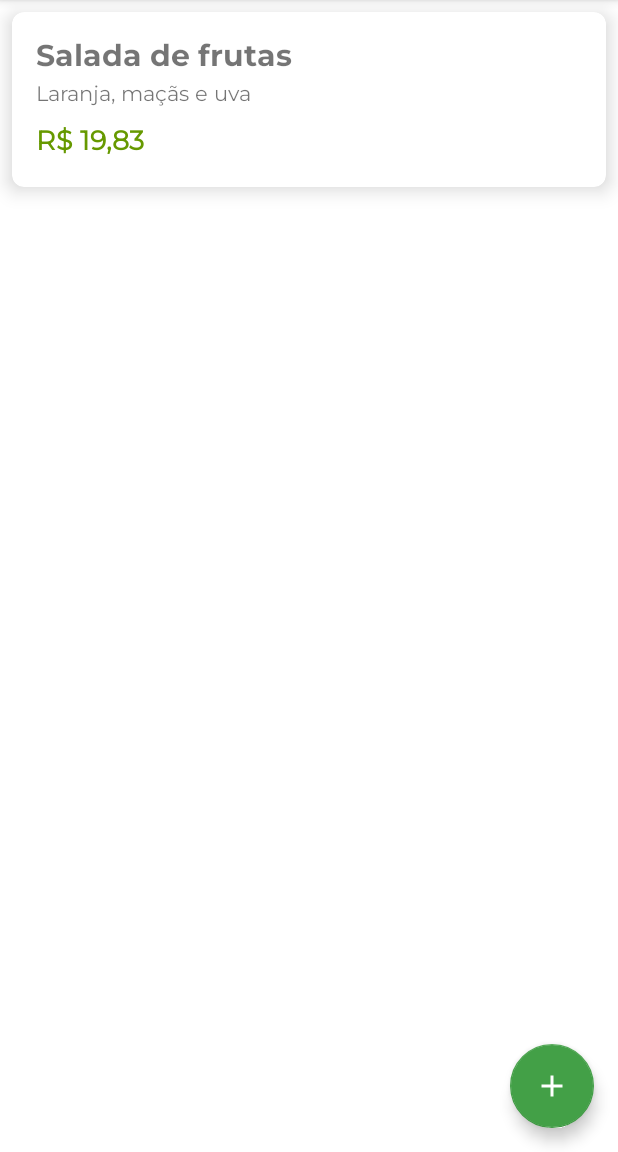
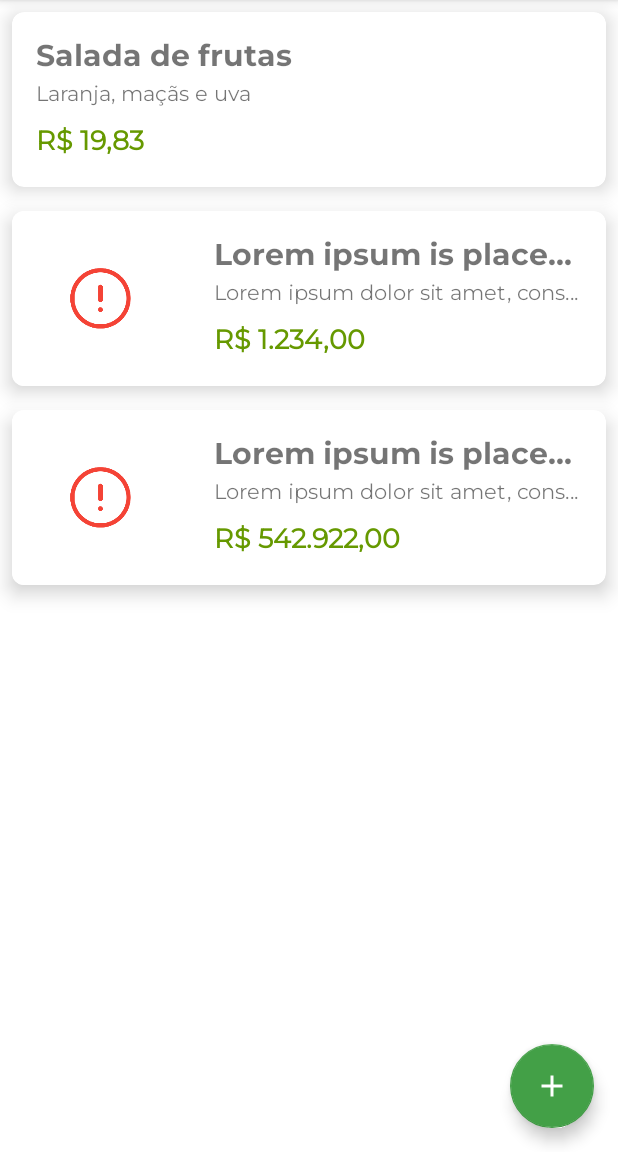
Before and after one commit to alura-cursos/android-com-kotlin-personalizando-ui, an Android app: the screen it shows after launch (ListaProdutosActivity), on a phone screen of 412 x 824 dp, the part 84-1236 px from its top. Run offline under Robolectric (Android 15) with nearby library versions, the phone set to English and light mode, and no system bars.

```diff
--- a/app/build.gradle
+++ b/app/build.gradle
@@ -1,6 +1,8 @@
 plugins {
     id 'com.android.application'
     id 'kotlin-android'
+    // adição do plugin parcelize
+    id 'kotlin-parcelize'
 }
 
 android {
--- a/app/src/main/AndroidManifest.xml
+++ b/app/src/main/AndroidManifest.xml
@@ -11,6 +11,10 @@
         android:roundIcon="@mipmap/ic_launcher_round"
         android:supportsRtl="true"
         android:theme="@style/Theme.Orgs">
+        <!-- personalização de tema na Activity -->
+        <activity
+            android:name=".ui.activity.DetalhesProdutoActivity"
+            android:theme="@style/Theme.Orgs.NoActionBar" />
         <activity android:name=".ui.activity.FormularioProdutoActivity" />
         <activity android:name=".ui.activity.ListaProdutosActivity">
             <intent-filter>
--- a/app/src/main/java/br/com/alura/orgs/dao/ProdutosDao.kt
+++ b/app/src/main/java/br/com/alura/orgs/dao/ProdutosDao.kt
@@ -15,11 +15,25 @@ class ProdutosDao {
 
     companion object {
         private val produtos = mutableListOf<Produto>(
+            // adição de produtos padrões para teste de cenários diferentes
             Produto(
                 nome = "Salada de frutas",
                 descricao = "Laranja, maçãs e uva",
                 valor = BigDecimal("19.83")
-            )
+            ),
+            Produto(
+                nome = "Lorem ipsum is placeholder text commonly used in the graphic, print, and publishing industries for previewing layouts and visual mockups.",
+                descricao = "Lorem ipsum dolor sit amet, consectetur adipiscing elit, sed do eiusmod tempor incididunt ut labore et dolore magna aliqua. Ut enim ad minim veniam, quis nostrud exercitation ullamco laboris nisi ut aliquip ex ea commodo consequat. Duis aute irure dolor in reprehenderit in voluptate velit esse cillum dolore eu fugiat nulla pariatur. Excepteur sint occaecat cupidatat non proident, sunt in culpa qui officia deserunt mollit anim id est laborum.",
+                valor = BigDecimal("1234"),
+                imagem = "invalida"
+            ),
+            Produto(
+                nome = "Lorem ipsum is placeholder text commonly used in the graphic, print, and publishing industries for previewing layouts and visual mockups.",
+                descricao = "Lorem ipsum dolor sit amet, consectetur adipiscing elit, sed do eiusmod tempor incididunt ut labore et dolore magna aliqua. Donec ultrices tincidunt arcu non sodales neque. Pulvinar elementum integer enim neque volutpat ac. Vitae tempus quam pellentesque nec nam. Habitant morbi tristique senectus et netus et malesuada. Semper quis lectus nulla at. Sed enim ut sem viverra. Sed lectus vestibulum mattis ullamcorper velit sed ullamcorper morbi tincidunt. Faucibus vitae aliquet nec ullamcorper sit amet risus nullam. Rhoncus urna neque viverra justo nec ultrices dui. Amet massa vitae tortor condimentum lacinia quis vel eros donec. Diam quis enim lobortis scelerisque fermentum dui faucibus in ornare. Eget velit aliquet sagittis id consectetur. Neque vitae tempus quam pellentesque nec nam aliquam. Scelerisque fermentum dui faucibus in ornare quam viverra. Pellentesque dignissim enim sit amet venenatis urna cursus eget nunc. Mattis nunc sed blandit libero volutpat sed cras ornare arcu. Est ante in nibh mauris. Morbi enim nunc faucibus a. Ut faucibus pulvinar elementum integer enim.",
+                valor = BigDecimal("542922"),
+                imagem = "https://images.pexels.com/photos/46174/strawberries-berries-fruit-freshness-46174.jpeg"
+            ),
+
         )
     }
 
--- /dev/null
+++ b/app/src/main/java/br/com/alura/orgs/extensions/BigDecimalExtensions.kt
@@ -0,0 +1,12 @@
+package br.com.alura.orgs.extensions
+
+import java.math.BigDecimal
+import java.text.NumberFormat
+import java.util.*
+
+// função de extensão para reutilizar o código de formatação em diferentes pontos do código
+fun BigDecimal.formataParaMoedaBrasileira(): String {
+    val formatador: NumberFormat = NumberFormat
+        .getCurrencyInstance(Locale("pt", "br"))
+    return formatador.format(this)
+}
--- a/app/src/main/java/br/com/alura/orgs/extensions/ImageViewExtensions.kt
+++ b/app/src/main/java/br/com/alura/orgs/extensions/ImageViewExtensions.kt
@@ -1,12 +1,18 @@
 package br.com.alura.orgs.extensions
 
 import android.widget.ImageView
+import br.com.alura.orgs.R
 import coil.load
 
-fun ImageView.tentaCarregarImagem(url: String? = null){
+fun ImageView.tentaCarregarImagem(
+    url: String? = null,
+    // transformação de parâmetro com valor padrão para possibilitar a alteração do fallback
+    // essa mesma técnica pode ser utilizada para o error e placeholder também
+    fallback: Int = R.drawable.imagem_padrao
+){
     load(url) {
-        fallback(br.com.alura.orgs.R.drawable.erro)
-        error(br.com.alura.orgs.R.drawable.erro)
-        placeholder(br.com.alura.orgs.R.drawable.placeholder)
+        fallback(fallback)
+        error(R.drawable.erro)
+        placeholder(R.drawable.placeholder)
     }
 }
--- a/app/src/main/java/br/com/alura/orgs/model/Produto.kt
+++ b/app/src/main/java/br/com/alura/orgs/model/Produto.kt
@@ -1,10 +1,14 @@
 package br.com.alura.orgs.model
 
+import android.os.Parcelable
+import kotlinx.parcelize.Parcelize
 import java.math.BigDecimal
 
+// implementação do Parcelable com o plugin parcelize
+@Parcelize
 data class Produto(
         val nome: String,
         val descricao: String,
         val valor: BigDecimal,
         val imagem: String? = null
-)
+) : Parcelable
--- /dev/null
+++ b/app/src/main/java/br/com/alura/orgs/ui/activity/ConstantesActivities.kt
@@ -0,0 +1,4 @@
+package br.com.alura.orgs.ui.activity
+
+// constante para reutilizar a mesma chave ao enviar dados entre Activities
+const val CHAVE_PRODUTO = "produto"
--- a/app/src/main/java/br/com/alura/orgs/ui/activity/FormularioProdutoActivity.kt
+++ b/app/src/main/java/br/com/alura/orgs/ui/activity/FormularioProdutoActivity.kt
@@ -1,16 +1,12 @@
 package br.com.alura.orgs.ui.activity
 
 import android.os.Bundle
-import androidx.appcompat.app.AlertDialog
 import androidx.appcompat.app.AppCompatActivity
-import br.com.alura.orgs.R
 import br.com.alura.orgs.dao.ProdutosDao
 import br.com.alura.orgs.databinding.ActivityFormularioProdutoBinding
-import br.com.alura.orgs.databinding.FormularioImagemBinding
 import br.com.alura.orgs.extensions.tentaCarregarImagem
 import br.com.alura.orgs.model.Produto
 import br.com.alura.orgs.ui.dialog.FormularioImagemDialog
-import coil.load
 import java.math.BigDecimal
 
 class FormularioProdutoActivity : AppCompatActivity() {
--- a/app/src/main/java/br/com/alura/orgs/ui/dialog/FormularioImagemDialog.kt
+++ b/app/src/main/java/br/com/alura/orgs/ui/dialog/FormularioImagemDialog.kt
@@ -1,7 +1,6 @@
 package br.com.alura.orgs.ui.dialog
 
 import android.content.Context
-import android.util.Log
 import android.view.LayoutInflater
 import androidx.appcompat.app.AlertDialog
 import br.com.alura.orgs.databinding.FormularioImagemBinding
--- a/app/src/main/java/br/com/alura/orgs/ui/recyclerview/adapter/ListaProdutosAdapter.kt
+++ b/app/src/main/java/br/com/alura/orgs/ui/recyclerview/adapter/ListaProdutosAdapter.kt
@@ -5,36 +5,52 @@ import android.view.LayoutInflater
 import android.view.View
 import android.view.ViewGroup
 import androidx.recyclerview.widget.RecyclerView
-import br.com.alura.orgs.R
 import br.com.alura.orgs.databinding.ProdutoItemBinding
+import br.com.alura.orgs.extensions.formataParaMoedaBrasileira
 import br.com.alura.orgs.extensions.tentaCarregarImagem
 import br.com.alura.orgs.model.Produto
-import coil.load
-import java.math.BigDecimal
-import java.text.NumberFormat
-import java.util.*
 
 class ListaProdutosAdapter(
     private val context: Context,
-    produtos: List<Produto>
+    produtos: List<Produto>,
+    // declaração da função para o listener do adapter
+    var quandoClicaNoItem: (produto: Produto) -> Unit = {}
 ) : RecyclerView.Adapter<ListaProdutosAdapter.ViewHolder>() {
 
     private val produtos = produtos.toMutableList()
 
-    class ViewHolder(private val binding: ProdutoItemBinding) :
+    // utilização do inner na classe interna para acessar membros da classe superior
+    // nesse caso, a utilização da variável quandoClicaNoItem
+    inner class ViewHolder(private val binding: ProdutoItemBinding) :
         RecyclerView.ViewHolder(binding.root) {
 
+        // Considerando que o ViewHolder modifica de valor com base na posição
+        // é necessário o uso de properties mutáveis, para evitar nullables
+        // utilizamos o lateinit, properties que podem ser inicializar depois
+        private lateinit var produto: Produto
+
+        init {
+            // implementação do listener do adapter
+            itemView.setOnClickListener {
+                // verificação da existência de valores em property lateinit
+                if (::produto.isInitialized) {
+                    quandoClicaNoItem(produto)
+                }
+            }
+        }
+
         fun vincula(produto: Produto) {
+            this.produto = produto
             val nome = binding.produtoItemNome
             nome.text = produto.nome
             val descricao = binding.produtoItemDescricao
             descricao.text = produto.descricao
             val valor = binding.produtoItemValor
-            val valorEmMoeda: String =
-                formataParaMoedaBrasileira(produto.valor)
+            val valorEmMoeda: String = produto.valor
+                .formataParaMoedaBrasileira()
             valor.text = valorEmMoeda
 
-            val visibilidade = if(produto.imagem != null){
+            val visibilidade = if (produto.imagem != null) {
                 View.VISIBLE
             } else {
                 View.GONE
@@ -45,11 +61,6 @@ class ListaProdutosAdapter(
             binding.imageView.tentaCarregarImagem(produto.imagem)
         }
 
-        private fun formataParaMoedaBrasileira(valor: BigDecimal): String {
-            val formatador: NumberFormat = NumberFormat
-                .getCurrencyInstance(Locale("pt", "br"))
-            return formatador.format(valor)
-        }
 
     }
 
--- a/app/src/main/res/values/themes.xml
+++ b/app/src/main/res/values/themes.xml
@@ -15,4 +15,11 @@
 
         <item name="android:fontFamily">@font/montserrat</item>
     </style>
+
+    <!-- Criação de estilo baseado no estilo original do Orgs -->
+    <style name="Theme.Orgs.NoActionBar" parent="Theme.Orgs">
+        <!-- Remoção da App bar para o estilo -->
+        <item name="windowActionBar">false</item>
+        <item name="windowNoTitle">true</item>
+    </style>
 </resources>
```
Also changed, not shown: app/src/main/java/br/com/alura/orgs/ui/activity/DetalhesProdutoActivity.kt (added, +40 -0 lines), app/src/main/java/br/com/alura/orgs/ui/activity/ListaProdutosActivity.kt (+13 -5 lines), app/src/main/res/drawable/plano_de_fundo_arredondado.xml (added, +9 -0 lines), app/src/main/res/layout/activity_detalhes_produto.xml (added, +76 -0 lines).
